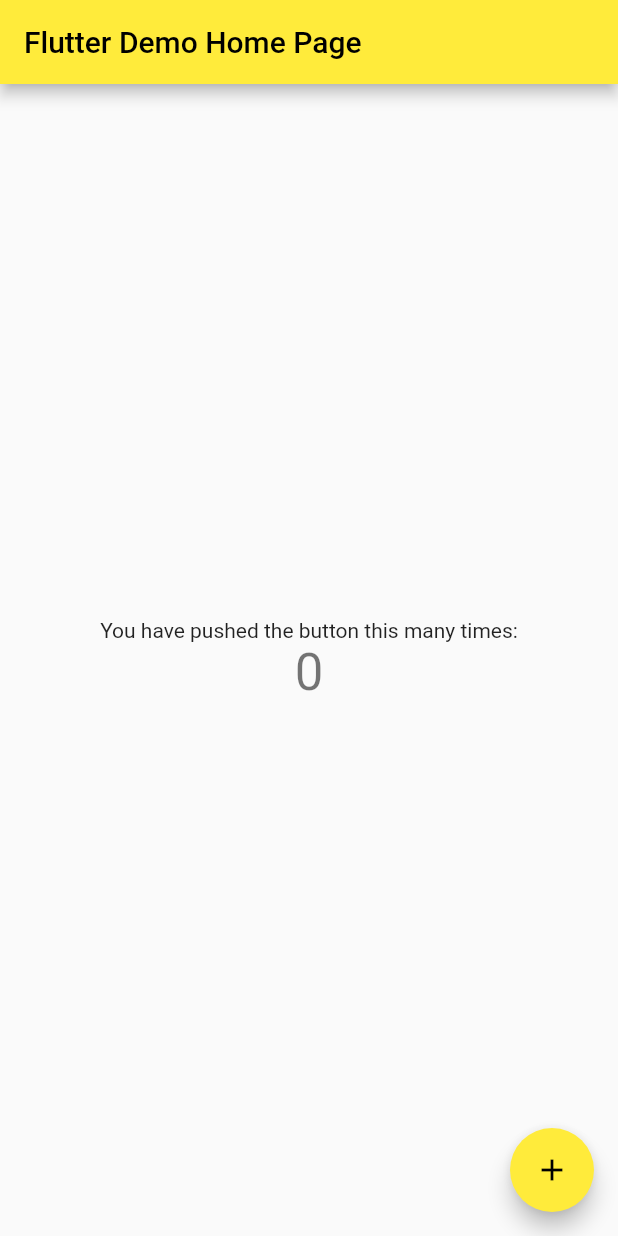
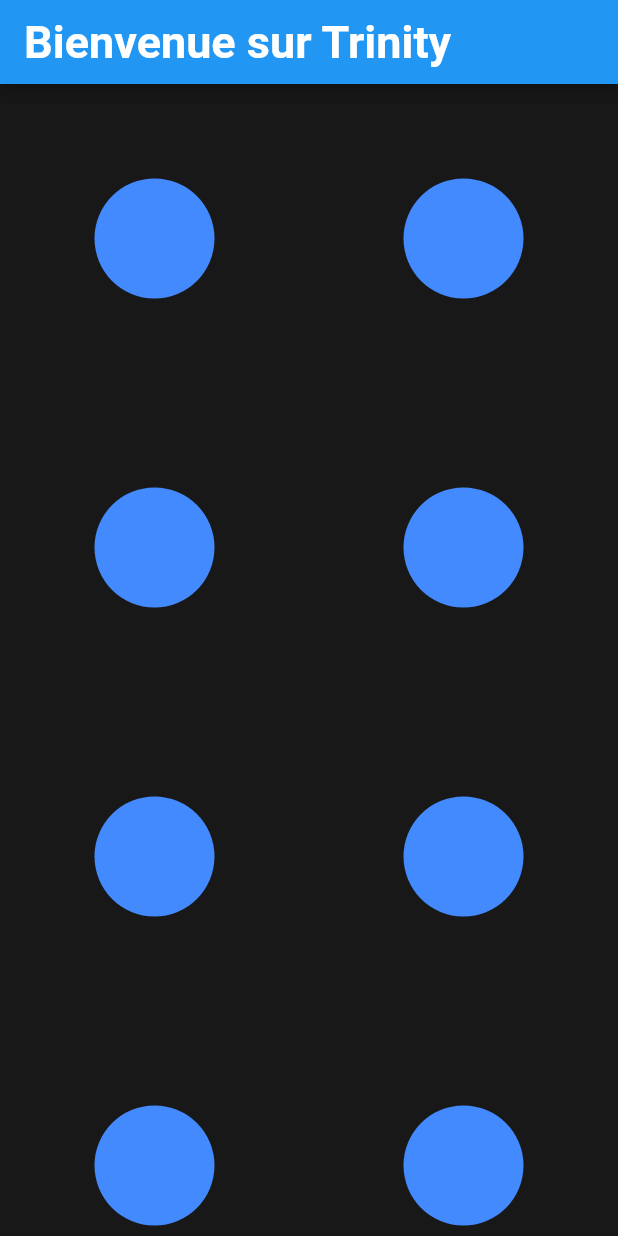
Before and after one commit to IsmaelHK1/Trinity, a Flutter app: the screen it shows after launch, on a phone screen of 412 x 824 dp. Run offline on Flutter 3.47's test engine with Material 2 defaults, Android fonts, the phone set to English and light mode, and no system bars; Roboto replaces fonts that are missing (Lemon tea).

Commit message:
Finish adding font

```diff
--- a/lib/main.dart
+++ b/lib/main.dart
@@ -10,27 +10,28 @@ class MyApp extends StatelessWidget {
   // This widget is the root of your application.
   @override
   Widget build(BuildContext context) {
+    const appName = 'Bienvenue sur Trinity';
+
     return MaterialApp(
-      title: 'Flutter Demo',
+        title : appName,
       theme: ThemeData(
-        primarySwatch: Colors.yellow,
+        primarySwatch: Colors.blue,
+        fontFamily: 'Lemon tea',
+
+        textTheme: const TextTheme(
+            headline6: TextStyle(fontSize: 30.0 , fontWeight: FontWeight.bold) ),
+
       ),
-      home: const MyHomePage(title: 'Flutter Demo Home Page'),
+
+      home: const MyHomePage(
+        title: appName
+      )
     );
   }
 }
 
 class MyHomePage extends StatefulWidget {
   const MyHomePage({Key? key, required this.title}) : super(key: key);
-
-  // This widget is the home page of your application. It is stateful, meaning
-  // that it has a State object (defined below) that contains fields that affect
-  // how it looks.
-
-  // This class is the configuration for the state. It holds the values (in this
-  // case the title) provided by the parent (in this case the App widget) and
-  // used by the build method of the State. Fields in a Widget subclass are
-  // always marked "final".
 
   final String title;
 
@@ -39,68 +40,40 @@ class MyHomePage extends StatefulWidget {
 }
 
 class _MyHomePageState extends State<MyHomePage> {
-  int _counter = 0;
-
-  void _incrementCounter() {
-    setState(() {
-      // This call to setState tells the Flutter framework that something has
-      // changed in this State, which causes it to rerun the build method below
-      // so that the display can reflect the updated values. If we changed
-      // _counter without calling setState(), then the build method would not be
-      // called again, and so nothing would appear to happen.
-      _counter++;
-    });
-  }
 
   @override
   Widget build(BuildContext context) {
-    // This method is rerun every time setState is called, for instance as done
-    // by the _incrementCounter method above.
-    //
-    // The Flutter framework has been optimized to make rerunning build methods
-    // fast, so that you can just rebuild anything that needs updating rather
-    // than having to individually change instances of widgets.
+
     return Scaffold(
+      backgroundColor: const Color.fromRGBO(24,24,25,1.0),
       appBar: AppBar(
-        // Here we take the value from the MyHomePage object that was created by
-        // the App.build method, and use it to set our appbar title.
         title: Text(widget.title),
       ),
-      body: Center(
-        // Center is a layout widget. It takes a single child and positions it
-        // in the middle of the parent.
-        child: Column(
-          // Column is also a layout widget. It takes a list of children and
-          // arranges them vertically. By default, it sizes itself to fit its
-          // children horizontally, and tries to be as tall as its parent.
-          //
-          // Invoke "debug painting" (press "p" in the console, choose the
-          // "Toggle Debug Paint" action from the Flutter Inspector in Android
-          // Studio, or the "Toggle Debug Paint" command in Visual Studio Code)
-          // to see the wireframe for each widget.
-          //
-          // Column has various properties to control how it sizes itself and
-          // how it positions its children. Here we use mainAxisAlignment to
-          // center the children vertically; the main axis here is the vertical
-          // axis because Columns are vertical (the cross axis would be
-          // horizontal).
-          mainAxisAlignment: MainAxisAlignment.center,
-          children: <Widget>[
-            const Text(
-              'You have pushed the button this many times:',
+      body: GridView.count(
+        crossAxisCount: 2,
+        children: List.generate(100, (index) {
+          return Center(
+            child: Material(
+              color : const Color(0x00ffffff),
+              child: InkWell(
+                child: Container(
+                  width: 80.0,
+                  height: 80,
+                  decoration: BoxDecoration(
+                    color: Colors.blueAccent,
+                    borderRadius: BorderRadius.circular(150.0),
+                  ),
+                )
+              ),
             ),
-            Text(
-              '$_counter',
-              style: Theme.of(context).textTheme.headline4,
-            ),
-          ],
-        ),
-      ),
-      floatingActionButton: FloatingActionButton(
-        onPressed: _incrementCounter,
-        tooltip: 'Increment',
-        child: const Icon(Icons.add),
-      ), // This trailing comma makes auto-formatting nicer for build methods.
+          );
+        }),
+      )
     );
   }
 }
+
+//class RaisedButton extends StatefulWidget(
+//onPressed: null,
+//shape: new RoundedRectangleBorder(borderRadius: new BorderRadius.circular(30.0)),
+//)
```
Also changed, not shown: pubspec.yaml (+19 -19 lines), assets/fonts/LemonTea.ttf (added), assets/fonts/Louis George Cafe Bold Italic.ttf (added), assets/fonts/Louis George Cafe Bold.ttf (added), assets/fonts/Louis George Cafe Italic.ttf (added), assets/fonts/Louis George Cafe.ttf (added).
